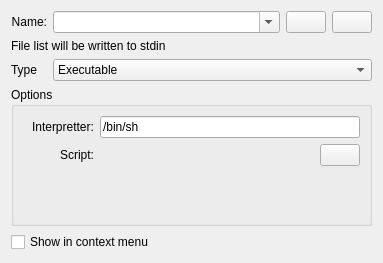
The window that utilities/externaltools/etwidget.ui (KDE/digikam) describes before a commit, drawn with Qt 5.
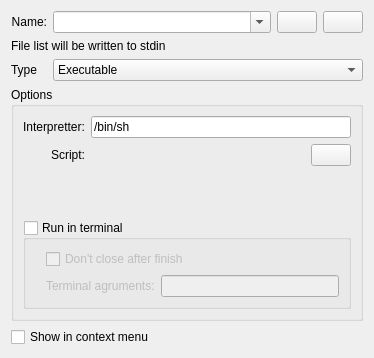
The same window after the commit. The open tabs and pages were chosen to show the change. Custom widgets are drawn as their Qt base class.

Patch:
```diff
--- a/utilities/externaltools/etwidget.ui
+++ b/utilities/externaltools/etwidget.ui
@@ -6,8 +6,8 @@
    <rect>
     <x>0</x>
     <y>0</y>
-    <width>362</width>
-    <height>258</height>
+    <width>368</width>
+    <height>339</height>
    </rect>
   </property>
   <property name="sizePolicy">
@@ -20,70 +20,7 @@
    <string>External Tools settings</string>
   </property>
   <layout class="QGridLayout" name="gridLayout">
-   <item row="4" column="0" colspan="3">
-    <layout class="QHBoxLayout" name="horizontalLayout">
-     <item>
-      <widget class="QCheckBox" name="context">
-       <property name="enabled">
-        <bool>true</bool>
-       </property>
-       <property name="sizePolicy">
-        <sizepolicy hsizetype="Expanding" vsizetype="Fixed">
-         <horstretch>0</horstretch>
-         <verstretch>0</verstretch>
-        </sizepolicy>
-       </property>
-       <property name="text">
-        <string>Show in context menu</string>
-       </property>
-      </widget>
-     </item>
-     <item>
-      <widget class="KKeySequenceWidget" name="shortcut">
-       <property name="enabled">
-        <bool>true</bool>
-       </property>
-      </widget>
-     </item>
-    </layout>
-   </item>
-   <item row="2" column="2">
-    <widget class="QComboBox" name="type">
-     <item>
-      <property name="text">
-       <string>Executable</string>
-      </property>
-     </item>
-     <item>
-      <property name="text">
-       <string>Script</string>
-      </property>
-     </item>
-     <item>
-      <property name="text">
-       <string>Simple script</string>
-      </property>
-     </item>
-    </widget>
-   </item>
-   <item row="1" column="0" colspan="3">
-    <widget class="QLabel" name="label_3">
-     <property name="text">
-      <string>File list will be written to stdin</string>
-     </property>
-     <property name="wordWrap">
-      <bool>true</bool>
-     </property>
-    </widget>
-   </item>
-   <item row="2" column="0">
-    <widget class="QLabel" name="label_5">
-     <property name="text">
-      <string>Type</string>
-     </property>
-    </widget>
-   </item>
-   <item row="0" column="0" colspan="2">
+   <item row="0" column="0">
     <widget class="QLabel" name="label">
      <property name="text">
       <string>Name:</string>
@@ -93,7 +30,7 @@
      </property>
     </widget>
    </item>
-   <item row="0" column="2">
+   <item row="0" column="1">
     <layout class="QHBoxLayout" name="horizontalLayout_2">
      <item>
       <widget class="QComboBox" name="name">
@@ -136,31 +73,64 @@
      </item>
     </layout>
    </item>
-   <item row="3" column="0" colspan="3">
+   <item row="1" column="0" colspan="2">
+    <widget class="QLabel" name="label_3">
+     <property name="text">
+      <string>File list will be written to stdin</string>
+     </property>
+     <property name="wordWrap">
+      <bool>true</bool>
+     </property>
+    </widget>
+   </item>
+   <item row="2" column="0">
+    <widget class="QLabel" name="label_5">
+     <property name="text">
+      <string>Type</string>
+     </property>
+    </widget>
+   </item>
+   <item row="2" column="1">
+    <widget class="QComboBox" name="type">
+     <property name="sizePolicy">
+      <sizepolicy hsizetype="Expanding" vsizetype="Fixed">
+       <horstretch>0</horstretch>
+       <verstretch>0</verstretch>
+      </sizepolicy>
+     </property>
+     <item>
+      <property name="text">
+       <string>Executable</string>
+      </property>
+     </item>
+     <item>
+      <property name="text">
+       <string>Script</string>
+      </property>
+     </item>
+     <item>
+      <property name="text">
+       <string>Simple script</string>
+      </property>
+     </item>
+    </widget>
+   </item>
+   <item row="3" column="0" colspan="2">
     <widget class="QGroupBox" name="groupBox">
      <property name="title">
       <string>Options</string>
      </property>
      <layout class="QGridLayout" name="gridLayout_5">
-      <property name="topMargin">
-       <number>0</number>
-      </property>
-      <property name="rightMargin">
-       <number>0</number>
-      </property>
-      <property name="bottomMargin">
-       <number>0</number>
-      </property>
-      <property name="spacing">
-       <number>0</number>
-      </property>
       <item row="0" column="0">
        <widget class="QStackedWidget" name="types">
         <property name="currentIndex">
-         <number>1</number>
+         <number>2</number>
         </property>
         <widget class="QWidget" name="simplescript">
          <layout class="QGridLayout" name="gridLayout_2">
+          <property name="margin">
+           <number>0</number>
+          </property>
           <item row="1" column="1">
            <widget class="QTextEdit" name="simplescriptbody"/>
           </item>
@@ -174,7 +144,7 @@
           <item row="0" column="0">
            <widget class="QLabel" name="label_4">
             <property name="text">
-             <string>interpretter:</string>
+             <string>Interpretter:</string>
             </property>
            </widget>
           </item>
@@ -192,6 +162,9 @@
         </widget>
         <widget class="QWidget" name="script">
          <layout class="QGridLayout" name="gridLayout_3">
+          <property name="margin">
+           <number>0</number>
+          </property>
           <item row="0" column="0">
            <widget class="QLabel" name="label_7">
             <property name="text">
@@ -266,7 +239,7 @@
             <property name="sizeHint" stdset="0">
              <size>
               <width>20</width>
-              <height>40</height>
+              <height>20</height>
              </size>
             </property>
            </spacer>
@@ -275,6 +248,9 @@
         </widget>
         <widget class="QWidget" name="executable">
          <layout class="QGridLayout" name="gridLayout_4">
+          <property name="margin">
+           <number>0</number>
+          </property>
           <item row="0" column="0">
            <widget class="QLabel" name="label_8">
             <property name="text">
@@ -315,9 +291,83 @@
         </widget>
        </widget>
       </item>
+      <item row="1" column="0">
+       <widget class="QGroupBox" name="terminal">
+        <property name="title">
+         <string>Run in terminal</string>
+        </property>
+        <property name="checkable">
+         <bool>true</bool>
+        </property>
+        <property name="checked">
+         <bool>false</bool>
+        </property>
+        <layout class="QGridLayout" name="gridLayout_6">
+         <property name="leftMargin">
+          <number>20</number>
+         </property>
+         <item row="1" column="0">
+          <widget class="QLabel" name="label_10">
+           <property name="sizePolicy">
+            <sizepolicy hsizetype="Preferred" vsizetype="Preferred">
+             <horstretch>0</horstretch>
+             <verstretch>0</verstretch>
+            </sizepolicy>
+           </property>
+           <property name="text">
+            <string>Terminal agruments:</string>
+           </property>
+          </widget>
+         </item>
+         <item row="1" column="1">
+          <widget class="QLineEdit" name="termargs"/>
+         </item>
+         <item row="0" column="0" colspan="2">
+          <widget class="QCheckBox" name="noclose">
+           <property name="sizePolicy">
+            <sizepolicy hsizetype="Preferred" vsizetype="Fixed">
+             <horstretch>0</horstretch>
+             <verstretch>0</verstretch>
+            </sizepolicy>
+           </property>
+           <property name="text">
+            <string>Don't close after finish</string>
+           </property>
+          </widget>
+         </item>
+        </layout>
+       </widget>
+      </item>
      </layout>
     </widget>
    </item>
+   <item row="4" column="0" colspan="2">
+    <layout class="QHBoxLayout" name="horizontalLayout">
+     <item>
+      <widget class="QCheckBox" name="context">
+       <property name="enabled">
+        <bool>true</bool>
+       </property>
+       <property name="sizePolicy">
+        <sizepolicy hsizetype="Expanding" vsizetype="Fixed">
+         <horstretch>0</horstretch>
+         <verstretch>0</verstretch>
+        </sizepolicy>
+       </property>
+       <property name="text">
+        <string>Show in context menu</string>
+       </property>
+      </widget>
+     </item>
+     <item>
+      <widget class="KKeySequenceWidget" name="shortcut">
+       <property name="enabled">
+        <bool>true</bool>
+       </property>
+      </widget>
+     </item>
+    </layout>
+   </item>
   </layout>
  </widget>
  <customwidgets>
```
